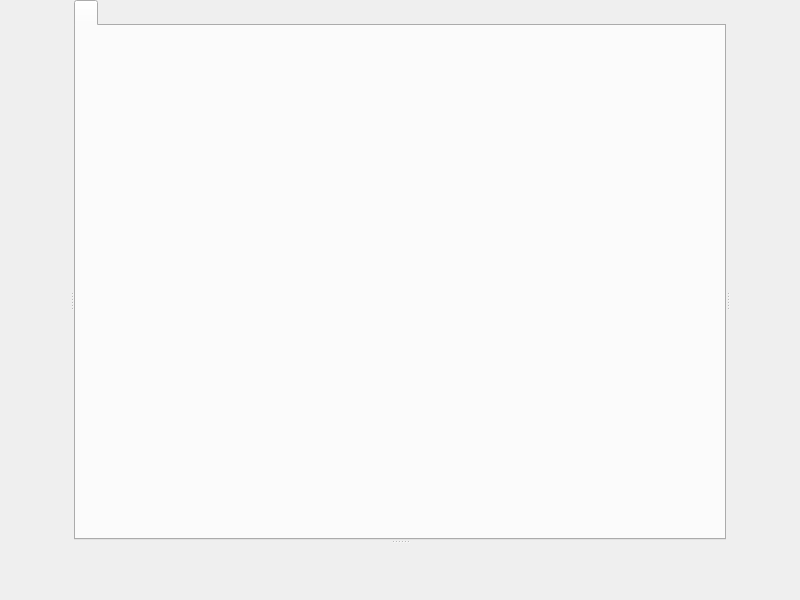
Qt form demos/plugin-demo/pluginwindow.ui (diegoiast/qmdilib) before a commit.
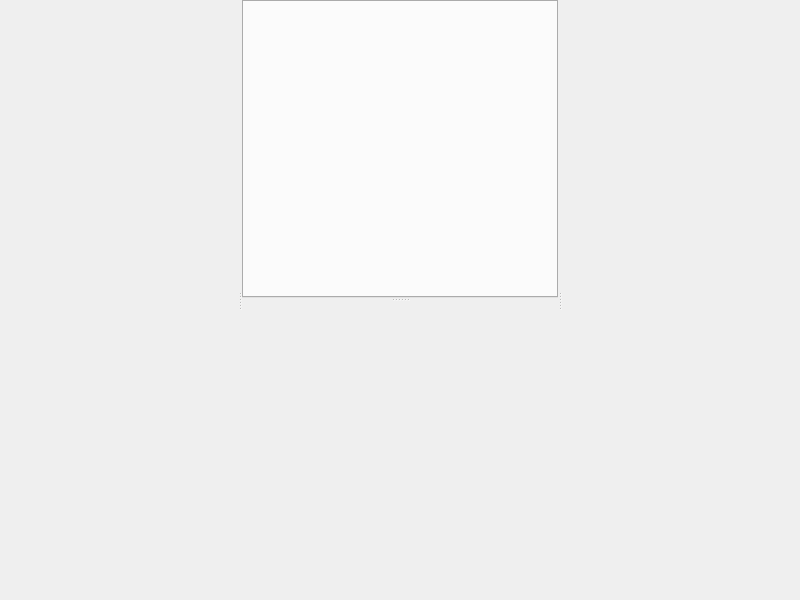
The same form after that commit. Custom widgets are drawn as their Qt base class.

Patch:
```diff
--- a/demos/plugin-demo/pluginwindow.ui
+++ b/demos/plugin-demo/pluginwindow.ui
@@ -57,11 +57,6 @@
           <verstretch>0</verstretch>
          </sizepolicy>
         </property>
-        <widget class="QWidget" name="tabWidgetPage1">
-         <attribute name="title">
-          <string/>
-         </attribute>
-        </widget>
        </widget>
        <widget class="QTabWidget" name="southPanel">
         <property name="sizePolicy">
```
